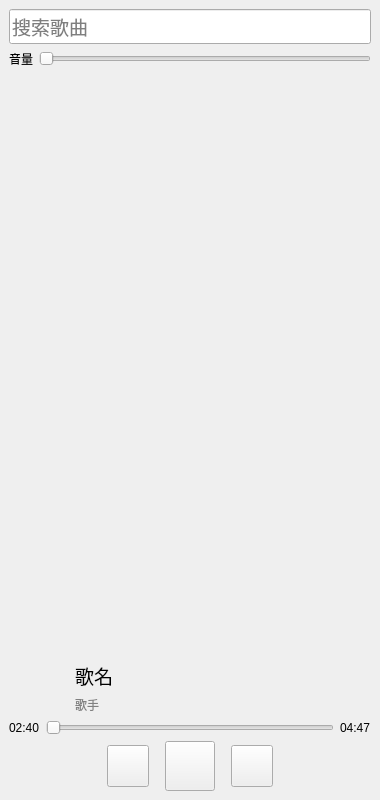
First picture: the form in com/zak/ui/LYTMusic.ui, repository obiecane/ZakMusic, before the edit.
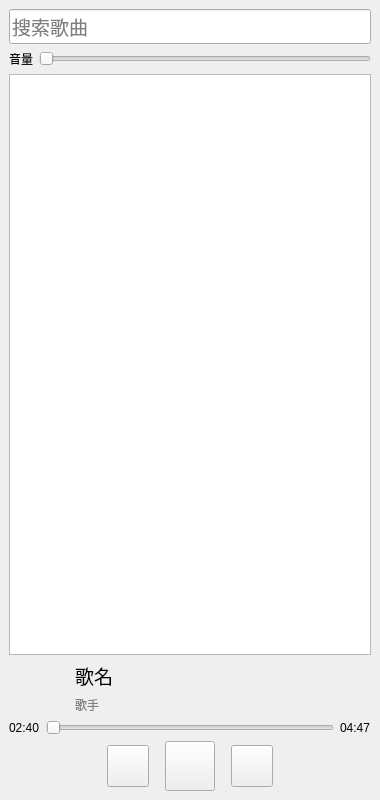
Second picture: the form after the edit. The open tabs and pages were chosen to show the change.

What changed in the file:
```diff
--- a/com/zak/ui/LYTMusic.ui
+++ b/com/zak/ui/LYTMusic.ui
@@ -391,7 +391,25 @@
         </item>
        </layout>
       </widget>
-      <widget class="QWidget" name="page_2"/>
+         <widget class="QWidget" name="page_2">
+             <layout class="QVBoxLayout" name="verticalLayout_10">
+                 <property name="leftMargin">
+                     <number>0</number>
+                 </property>
+                 <property name="topMargin">
+                     <number>0</number>
+                 </property>
+                 <property name="rightMargin">
+                     <number>0</number>
+                 </property>
+                 <property name="bottomMargin">
+                     <number>0</number>
+                 </property>
+                 <item>
+                     <widget class="QTextEdit" name="textEdit"/>
+                 </item>
+             </layout>
+         </widget>
      </widget>
     </item>
     <item>
```
Left out of the diff: 4 changed lines with no effect on the pictures.
